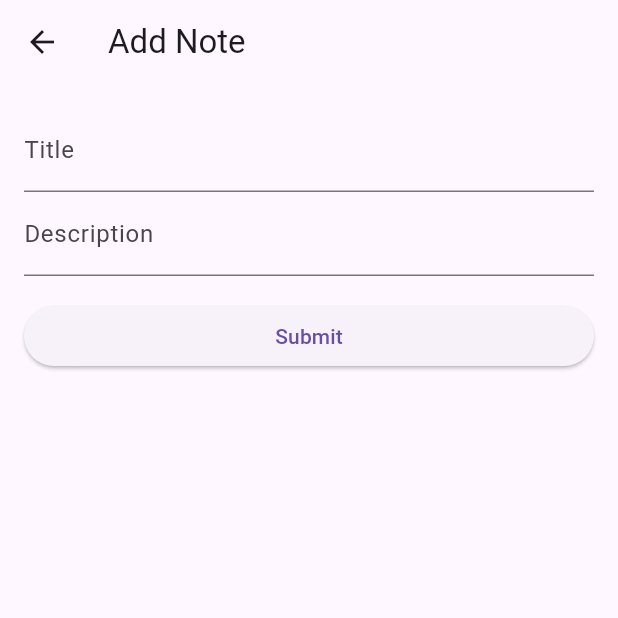
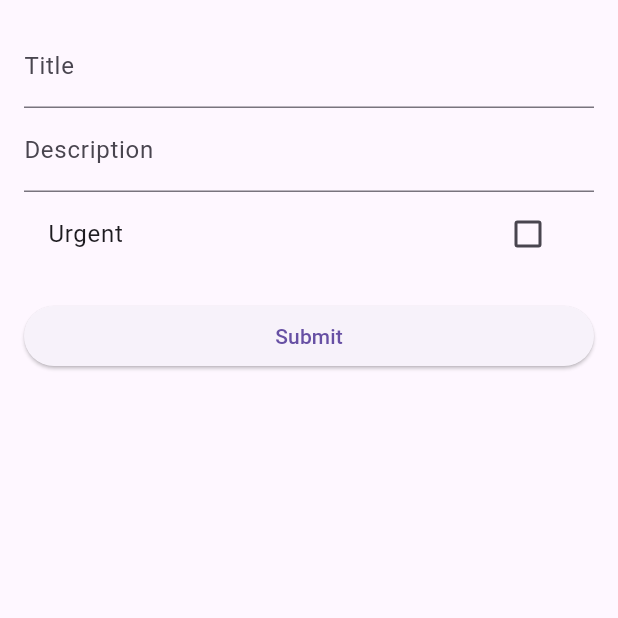
Before and after one commit to ahmadamarneh2024/ToDo-App, a Flutter app: the screen it shows after launch, after a tap on the "add" icon, on a phone screen of 412 x 824 dp, the top half of it. Run offline on Flutter 3.47's test engine with Material 2 defaults, Android fonts, the phone set to English and light mode, and no system bars; our stand-ins replace sqflite; accounts and stored records are empty.

Commit message:
NEW NOTE (TITLE , DESCR) , DELETE NOTE , COMPLETED NOTE DONE

```diff
--- a/lib/AddNote.dart
+++ b/lib/AddNote.dart
@@ -6,7 +6,10 @@ import 'package:todo_app/Helper.dart';
 import 'package:todo_app/main.dart';
 
 class AddNoteScreen extends StatefulWidget {
-  const AddNoteScreen({Key? key}) : super(key: key);
+  final VoidCallback onNoteAdded;
+
+  const AddNoteScreen({Key? key, required this.onNoteAdded}) : super(key: key);
+
 
   @override
   _AddNoteScreenState createState() => _AddNoteScreenState();
@@ -15,16 +18,21 @@ class AddNoteScreen extends StatefulWidget {
 class _AddNoteScreenState extends State<AddNoteScreen> {
   TextEditingController titleController = TextEditingController();
   TextEditingController descriptionController = TextEditingController();
- // TextEditingController dueToController = TextEditingController(); // New controller for Due To
+  bool isUrgent = false; // New boolean for Urgent
+  Future<void> _saveNote() async {
+    // Save the note to the database
 
-  //bool isUrgent = false; // New boolean for Urgent
+    // Call the onNoteAdded callback to trigger a refresh in AllNotesPage
+    widget.onNoteAdded();
 
+    // Close the screen
+    Navigator.of(context).pop();
+  }
   @override
   Widget build(BuildContext context) {
     return Scaffold(
-      appBar: AppBar(
-        title: Text('Add Note'),
-      ),
+      // ... existing code ...
+
       body: Padding(
         padding: const EdgeInsets.all(16.0),
         child: Column(
@@ -38,7 +46,15 @@ class _AddNoteScreenState extends State<AddNoteScreen> {
               controller: descriptionController,
               decoration: InputDecoration(labelText: 'Description'),
             ),
-
+            CheckboxListTile(
+              title: Text('Urgent'),
+              value: isUrgent,
+              onChanged: (value) {
+                setState(() {
+                  isUrgent = value ?? false;
+                });
+              },
+            ),
             SizedBox(height: 16.0),
             ElevatedButton(
               onPressed: () async {
@@ -46,10 +62,14 @@ class _AddNoteScreenState extends State<AddNoteScreen> {
                 Notes newNote = Notes(
                   Notetitle: titleController.text,
                   NoteDescription: descriptionController.text,
+                  urgent: isUrgent,
                 );
 
                 // Insert the new note into the database
                 await DatabaseHelper.instance.insertNote(newNote);
+
+                // Trigger the onNoteAdded callback to refresh the UI in AllNotesPage
+                widget.onNoteAdded();
 
                 // Navigate back to the previous screen
                 Navigator.pop(context);
--- a/lib/Helper.dart
+++ b/lib/Helper.dart
@@ -26,10 +26,12 @@ class DatabaseHelper {
       id INTEGER PRIMARY KEY,
       title TEXT,
       description TEXT,
-      completed INTEGER  -- New column
+      completed INTEGER DEFAULT 0,
+      urgent INTEGER DEFAULT 0  -- New column with a default value of 0
     )
   ''');
   }
+
 
   Future<int> insertNote(Notes note) async {
     try {
@@ -46,6 +48,7 @@ class DatabaseHelper {
     }
   }
 
+
   Future<List<Notes>> getAllNotes() async {
     Database db = await instance.database;
     List<Map<String, dynamic>> maps = await db.query('Notes');
@@ -54,7 +57,8 @@ class DatabaseHelper {
         id: maps[i]['id'],
         Notetitle: maps[i]['title'],
         NoteDescription: maps[i]['description'],
-        completed: maps[i]['completed'] == 1,  // Convert 1 to true, 0 to false
+        completed: maps[i]['completed'] == 1,
+        urgent: maps[i]['urgent'] == 1,
       );
     });
   }
--- a/lib/NoteClass.dart
+++ b/lib/NoteClass.dart
@@ -2,16 +2,24 @@ class Notes {
   int? id;
   late String Notetitle;
   late String NoteDescription;
-  bool completed;  // New field
+  bool completed;
+  bool urgent; // New field
 
-  Notes({this.id, required this.Notetitle, required this.NoteDescription, this.completed = false});
+  Notes({
+    this.id,
+    required this.Notetitle,
+    required this.NoteDescription,
+    this.completed = false,
+    this.urgent = false, // Default value for urgency is false
+  });
 
   Map<String, dynamic> toMap() {
     return {
       'id': id,
       'Title': Notetitle,
       'Description': NoteDescription,
-      'completed': completed ? 1 : 0,  // Convert boolean to 1 or 0
+      'completed': completed ? 1 : 0,
+      'urgent': urgent ? 1 : 0, // Convert boolean to 1 or 0
     };
   }
 }
--- a/lib/main.dart
+++ b/lib/main.dart
@@ -1,8 +1,7 @@
 import 'package:flutter/material.dart';
 import 'package:todo_app/NoteClass.dart';
 import 'package:todo_app/Helper.dart';
-import 'package:todo_app/main.dart';
-import 'AddNote.dart';
+import 'package:todo_app/AddNote.dart';
 
 void main() async {
   WidgetsFlutterBinding.ensureInitialized();
@@ -20,6 +19,7 @@ void main() async {
     home: const NavigationExample(),
   ));
 }
+
 class NavigationExample extends StatefulWidget {
   const NavigationExample({Key? key}) : super(key: key);
 
@@ -29,7 +29,18 @@ class NavigationExample extends StatefulWidget {
 
 class _NavigationExampleState extends State<NavigationExample> {
   int currentPageIndex = 0;
+  late Future<List<Notes>> notesFuture; // Declare notesFuture here
 
+  @override
+  void initState() {
+    super.initState();
+    notesFuture = loadAllNotes();
+  }
+
+  Future<List<Notes>> loadAllNotes() async {
+    List<Notes> allNotes = await DatabaseHelper.instance.getAllNotes();
+    return allNotes;
+  }
   @override
   Widget build(BuildContext context) {
     return Scaffold(
@@ -43,8 +54,18 @@ class _NavigationExampleState extends State<NavigationExample> {
                 // Navigate to the AddNoteScreen
                 Navigator.push(
                   context,
-                  MaterialPageRoute(builder: (context) => const AddNoteScreen()),
+                  MaterialPageRoute(
+                    builder: (context) => AddNoteScreen(
+                      onNoteAdded: () {
+                        // Trigger a refresh of the notes in the AllNotesPage
+                        setState(() {
+                          notesFuture = loadAllNotes();
+                        });
+                      },
+                    ),
+                  ),
                 );
+
               },
               icon: const Icon(Icons.add),
             ),
@@ -81,8 +102,6 @@ class _NavigationExampleState extends State<NavigationExample> {
 }
 
 class AllNotesPage extends StatefulWidget {
-  const AllNotesPage({Key? key}) : super(key: key);
-
   @override
   _AllNotesPageState createState() => _AllNotesPageState();
 }
@@ -99,13 +118,6 @@ class _AllNotesPageState extends State<AllNotesPage> {
   Future<List<Notes>> loadAllNotes() async {
     List<Notes> allNotes = await DatabaseHelper.instance.getAllNotes();
     return allNotes;
-  }
-
-  @override
-  void didUpdateWidget(covariant AllNotesPage oldWidget) {
-    super.didUpdateWidget(oldWidget);
-    // Reload notes when the widget is updated
-    notesFuture = loadAllNotes();
   }
 
   @override
@@ -130,15 +142,26 @@ class _AllNotesPageState extends State<AllNotesPage> {
                     Card(
                       child: ListTile(
                         title: Text(note.Notetitle),
-                          subtitle: Text(note.NoteDescription),
+                        subtitle: Column(
+                          crossAxisAlignment: CrossAxisAlignment.start,
+                          children: [
+                            Text(note.NoteDescription),
+                            Text(
+                              'Urgent: ${note.urgent ? 'Yes' : 'No'}',
+                              style: TextStyle(
+                                color: note.urgent ? Colors.red : Colors.black,
+                                fontWeight: FontWeight.bold,
+                              ),
+                            ),
+                          ],
+                        ),
+                        tileColor: note.urgent ? Colors.red.withOpacity(0.3) : null,
                         onTap: () {
-                            // Show dialog to ask the user to set note as completed
                           showConfirmationDialog(note);
                         },
                         trailing: IconButton(
                           icon: const Icon(Icons.delete),
                           onPressed: () {
-                              // Delete the note when the delete button is pressed
                             deleteNoteAndReload(note);
                           },
                         ),
@@ -149,7 +172,8 @@ class _AllNotesPageState extends State<AllNotesPage> {
             ),
           );
         }
-        });
+      },
+    );
   }
 
   Future<void> showConfirmationDialog(Notes note) async {
@@ -204,6 +228,7 @@ class _AllNotesPageState extends State<AllNotesPage> {
     }
   }
 }
+
 class CompletedNotesPage extends StatelessWidget {
   const CompletedNotesPage({Key? key}) : super(key: key);
 
@@ -230,7 +255,7 @@ class CompletedNotesPage extends StatelessWidget {
               child: Column(
                 children: <Widget>[
                   for (var note in completedNotes)
-                    Card(
+                    Card(color: Colors.green,
                       child: ListTile(
                         title: Text(note.Notetitle),
                         subtitle: Text(note.NoteDescription),
```
Lines whose indentation alone changed are shown as unchanged.
